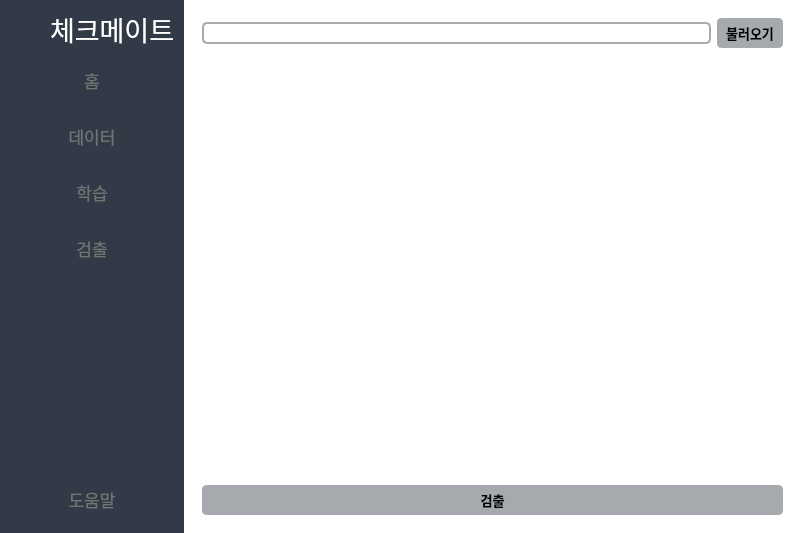
Old version of the form main_window.ui in the repository HyeyH/checkmate_ui.
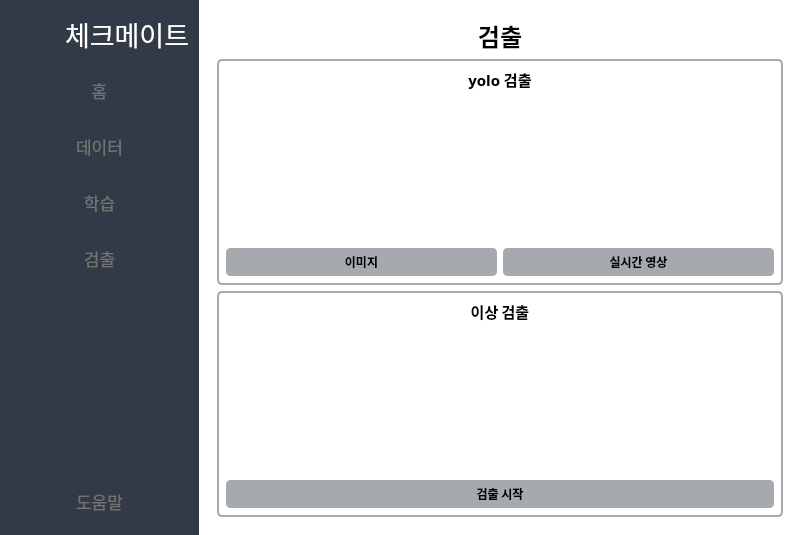
New version of the form. The open tabs and pages were chosen to show the change. Icons and pictures are not drawn.

Commit message: main, detect, learn 페이지 수정

What changed in the file:
```diff
--- a/main_window.ui
+++ b/main_window.ui
@@ -7,7 +7,7 @@
     <x>0</x>
     <y>0</y>
     <width>801</width>
-    <height>533</height>
+    <height>535</height>
    </rect>
   </property>
   <property name="windowTitle">
@@ -82,14 +82,14 @@
           <widget class="QLabel" name="logo">
            <property name="minimumSize">
             <size>
-             <width>35</width>
-             <height>35</height>
+             <width>50</width>
+             <height>50</height>
             </size>
            </property>
            <property name="maximumSize">
             <size>
-             <width>35</width>
-             <height>35</height>
+             <width>50</width>
+             <height>50</height>
             </size>
            </property>
            <property name="text">
@@ -107,7 +107,7 @@
           <widget class="QLabel" name="title">
            <property name="font">
             <font>
-             <family>Pretendard Variable ExtraBold</family>
+             <family>맑은 고딕</family>
              <pointsize>20</pointsize>
             </font>
            </property>
@@ -124,7 +124,7 @@
           <widget class="QPushButton" name="home_button">
            <property name="font">
             <font>
-             <family>Pretendard Variable SemiBold</family>
+             <family>맑은 고딕</family>
              <pointsize>13</pointsize>
             </font>
            </property>
@@ -137,8 +137,8 @@
            </property>
            <property name="iconSize">
             <size>
-             <width>18</width>
-             <height>18</height>
+             <width>25</width>
+             <height>25</height>
             </size>
            </property>
            <property name="checkable">
@@ -153,7 +153,7 @@
           <widget class="QPushButton" name="data_button">
            <property name="font">
             <font>
-             <family>Pretendard Variable SemiBold</family>
+             <family>맑은 고딕</family>
              <pointsize>13</pointsize>
             </font>
            </property>
@@ -166,8 +166,8 @@
            </property>
            <property name="iconSize">
             <size>
-             <width>18</width>
-             <height>18</height>
+             <width>25</width>
+             <height>25</height>
             </size>
            </property>
            <property name="checkable">
@@ -182,7 +182,7 @@
           <widget class="QPushButton" name="learn_button">
            <property name="font">
             <font>
-             <family>Pretendard Variable SemiBold</family>
+             <family>맑은 고딕</family>
              <pointsize>13</pointsize>
             </font>
            </property>
@@ -195,8 +195,8 @@
            </property>
            <property name="iconSize">
             <size>
-             <width>18</width>
-             <height>18</height>
+             <width>25</width>
+             <height>25</height>
             </size>
            </property>
            <property name="checkable">
@@ -211,7 +211,7 @@
           <widget class="QPushButton" name="detect_button">
            <property name="font">
             <font>
-             <family>Pretendard Variable SemiBold</family>
+             <family>맑은 고딕</family>
              <pointsize>13</pointsize>
             </font>
            </property>
@@ -224,8 +224,8 @@
            </property>
            <property name="iconSize">
             <size>
-             <width>18</width>
-             <height>18</height>
+             <width>25</width>
+             <height>25</height>
             </size>
            </property>
            <property name="checkable">
@@ -255,7 +255,7 @@
         <widget class="QPushButton" name="helper_button">
          <property name="font">
           <font>
-           <family>Pretendard Variable SemiBold</family>
+           <family>맑은 고딕</family>
            <pointsize>13</pointsize>
           </font>
          </property>
@@ -268,8 +268,8 @@
          </property>
          <property name="iconSize">
           <size>
-           <width>18</width>
-           <height>18</height>
+           <width>25</width>
+           <height>25</height>
           </size>
          </property>
          <property name="checkable">
@@ -536,26 +536,52 @@
           </layout>
          </widget>
          <widget class="QWidget" name="detect_page">
-          <layout class="QGridLayout" name="gridLayout_9">
-           <item row="2" column="0">
-            <widget class="QPushButton" name="anomaly_button">
+          <layout class="QGridLayout" name="gridLayout_11">
+           <item row="0" column="0">
+            <layout class="QGridLayout" name="gridLayout_10">
+             <item row="0" column="0">
+              <widget class="QLabel" name="label_3">
              <property name="font">
               <font>
-               <family>Pretendard Variable SemiBold</family>
-               <pointsize>10</pointsize>
+                 <family>맑은 고딕</family>
+                 <pointsize>18</pointsize>
                <weight>75</weight>
                <bold>true</bold>
               </font>
              </property>
+               <property name="text">
+                <string>검출</string>
+               </property>
+               <property name="alignment">
+                <set>Qt::AlignCenter</set>
+               </property>
+              </widget>
+             </item>
+             <item row="1" column="0">
+              <widget class="QWidget" name="yolo_detect_widget" native="true">
              <property name="styleSheet">
-              <string notr="true">border: 4px solid#a6aaaf;
-border-radius: 5px;
-padding: 1px 5px;
-background-color: #a6aaaf;
+                <string notr="true">#yolo_detect_widget{
+	border: 2px solid#a6aaaf;
+	border-radius: 5px;
+}
 </string>
              </property>
+               <layout class="QGridLayout" name="gridLayout_8">
+                <item row="0" column="0">
+                 <widget class="QLabel" name="label_4">
+                  <property name="font">
+                   <font>
+                    <family>맑은 고딕</family>
+                    <pointsize>11</pointsize>
+                    <weight>75</weight>
+                    <bold>true</bold>
+                   </font>
+                  </property>
              <property name="text">
-              <string>검출</string>
+                   <string>yolo 검출</string>
+                  </property>
+                  <property name="alignment">
+                   <set>Qt::AlignCenter</set>
              </property>
             </widget>
            </item>
@@ -567,31 +593,39 @@
              <property name="sizeHint" stdset="0">
               <size>
                <width>20</width>
-               <height>432</height>
+                    <height>146</height>
               </size>
              </property>
             </spacer>
            </item>
-           <item row="0" column="0">
-            <layout class="QVBoxLayout" name="verticalLayout_3">
-             <item>
+                <item row="2" column="0">
               <layout class="QHBoxLayout" name="horizontalLayout_2">
                <item>
-                <widget class="QLineEdit" name="lineEdit">
+                   <widget class="QPushButton" name="detect_image_button">
+                    <property name="font">
+                     <font>
+                      <family>맑은 고딕</family>
+                      <weight>75</weight>
+                      <bold>true</bold>
+                     </font>
+                    </property>
                  <property name="styleSheet">
-                  <string notr="true">border: 2px solid#a6aaaf;
+                     <string notr="true">border: 4px solid#a6aaaf;
 border-radius: 5px;
 padding: 1px 5px;
+background-color: #a6aaaf;
 </string>
                  </property>
+                    <property name="text">
+                     <string>이미지</string>
+                    </property>
                 </widget>
                </item>
                <item>
                 <widget class="QPushButton" name="upload_button">
                  <property name="font">
                   <font>
-                   <family>Pretendard Variable SemiBold</family>
-                   <pointsize>10</pointsize>
+                      <family>맑은 고딕</family>
                    <weight>75</weight>
                    <bold>true</bold>
                   </font>
@@ -604,11 +638,77 @@
 </string>
                  </property>
                  <property name="text">
-                  <string>불러오기</string>
+                     <string>실시간 영상</string>
                  </property>
                 </widget>
                </item>
               </layout>
+                </item>
+               </layout>
+              </widget>
+             </item>
+             <item row="2" column="0">
+              <widget class="QWidget" name="anomaly_detect_widget" native="true">
+               <property name="styleSheet">
+                <string notr="true">#anomaly_detect_widget{
+	border: 2px solid#a6aaaf;
+	border-radius: 5px;
+}</string>
+               </property>
+               <layout class="QGridLayout" name="gridLayout_9">
+                <item row="0" column="0">
+                 <widget class="QLabel" name="label_5">
+                  <property name="font">
+                   <font>
+                    <family>맑은 고딕</family>
+                    <pointsize>11</pointsize>
+                    <weight>75</weight>
+                    <bold>true</bold>
+                   </font>
+                  </property>
+                  <property name="text">
+                   <string>이상 검출</string>
+                  </property>
+                  <property name="alignment">
+                   <set>Qt::AlignCenter</set>
+                  </property>
+                 </widget>
+                </item>
+                <item row="1" column="0">
+                 <spacer name="verticalSpacer_3">
+                  <property name="orientation">
+                   <enum>Qt::Vertical</enum>
+                  </property>
+                  <property name="sizeHint" stdset="0">
+                   <size>
+                    <width>20</width>
+                    <height>147</height>
+                   </size>
+                  </property>
+                 </spacer>
+                </item>
+                <item row="2" column="0">
+                 <widget class="QPushButton" name="anomaly_detect_start_button">
+                  <property name="font">
+                   <font>
+                    <family>맑은 고딕</family>
+                    <weight>75</weight>
+                    <bold>true</bold>
+                   </font>
+                  </property>
+                  <property name="styleSheet">
+                   <string notr="true">border: 4px solid#a6aaaf;
+border-radius: 5px;
+padding: 1px 5px;
+background-color: #a6aaaf;</string>
+                  </property>
+                  <property name="text">
+                   <string>검출 시작</string>
+                  </property>
+                 </widget>
+                </item>
+               </layout>
+              </widget>
              </item>
             </layout>
            </item>
```
Left out of the diff: 136 changed lines with no effect on the pictures. Lines whose indentation alone changed are shown as unchanged. The commit also changes 13 other files.
